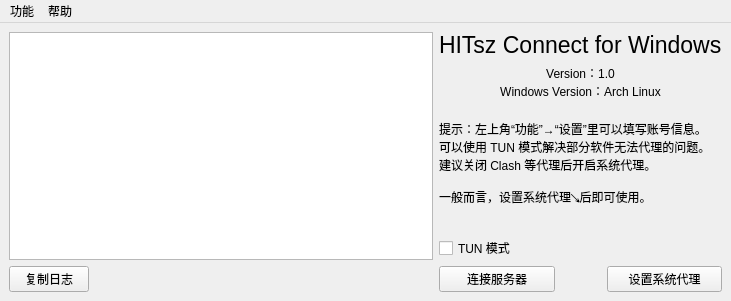
Qt form mainwindow.ui (Mythologyli/ZJU-Connect-for-Windows) before a commit.
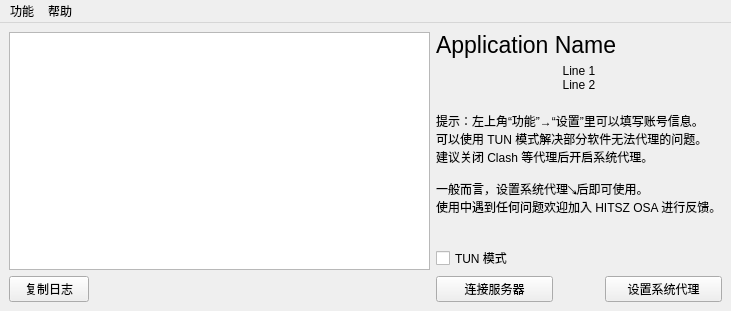
The same form after that commit.

Commit message: refactor!: Unify all app name using QApplication::applicationDisplayName() or QApplication::applicationName() refactor!: Better check update on start setting name fix: Fix randomly error pop in turning off vpn feat: Easter egg

Diff of the .ui file:
```diff
--- a/mainwindow.ui
+++ b/mainwindow.ui
@@ -88,7 +88,7 @@
        <string>关注 HITSZ OSA 谢谢喵！n(*≧▽≦*)n</string>
       </property>
       <property name="text">
-       <string>HITsz Connect for Windows</string>
+       <string>Application Name</string>
       </property>
      </widget>
     </item>
@@ -117,8 +117,8 @@
        </sizepolicy>
       </property>
       <property name="text">
-       <string>Version：1.0
-Windows Version：Arch Linux
+       <string>Line 1
+Line 2
 </string>
       </property>
       <property name="alignment">
@@ -143,7 +143,8 @@
 可以使用 TUN 模式解决部分软件无法代理的问题。
 建议关闭 Clash 等代理后开启系统代理。
 
-一般而言，设置系统代理↘后即可使用。</string>
+一般而言，设置系统代理↘后即可使用。
+使用中遇到任何问题欢迎加入 HITSZ OSA 进行反馈。</string>
       </property>
      </widget>
     </item>
```
Left out of the diff: 3 changed lines with no effect on the pictures. The commit also changes 5 other files.
